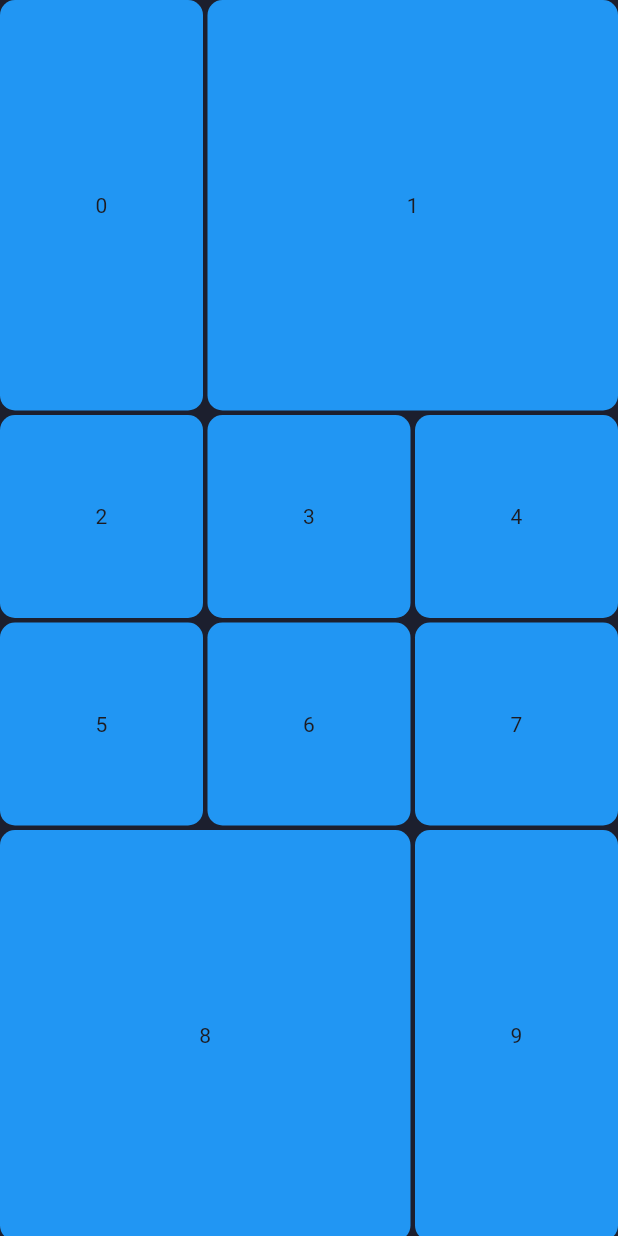
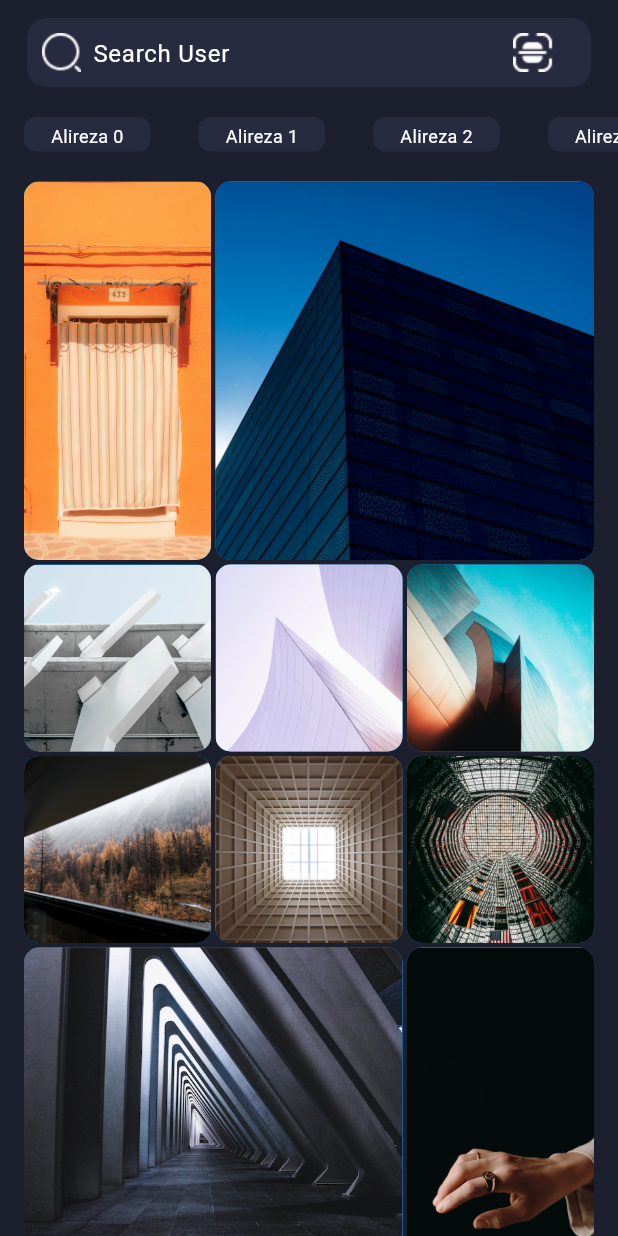
Before and after one commit to Alireza-Seif/Instagram-clone, a Flutter app: the screen it shows after launch, on a phone screen of 412 x 824 dp. Run offline on Flutter 3.47's test engine with Material 3 defaults, Android fonts, the phone set to English and light mode, and no system bars; our stand-ins replace dotted_border; Roboto replaces fonts that are missing (GM).

Commit message:
feat: the search screen is complete

```diff
--- a/lib/screens/search_screen.dart
+++ b/lib/screens/search_screen.dart
@@ -9,7 +9,33 @@ class SearchScreen extends StatelessWidget {
     return Scaffold(
       backgroundColor: const Color(0xff1C1F2E),
       body: SafeArea(
-        child: GridView.custom(
+          child: CustomScrollView(
+        slivers: [
+          SliverToBoxAdapter(child: _getSearchBox()),
+          SliverPadding(
+            padding: const EdgeInsets.symmetric(horizontal: 16),
+            sliver: SliverGrid(
+              delegate: SliverChildBuilderDelegate(
+                (context, index) {
+                  return Container(
+                    decoration: const BoxDecoration(
+                      color: Colors.blue,
+                      borderRadius: BorderRadius.all(
+                        Radius.circular(10),
+                      ),
+                    ),
+                    child: ClipRRect(
+                      borderRadius: const BorderRadius.all(
+                        Radius.circular(10),
+                      ),
+                      child: FittedBox(
+                          fit: BoxFit.cover,
+                          child: Image.asset('assets/images/item$index.png')),
+                    ),
+                  );
+                },
+                childCount: 10,
+              ),
               gridDelegate: SliverQuiltedGridDelegate(
                   crossAxisCount: 3,
                   mainAxisSpacing: 3,
@@ -22,25 +48,14 @@ class SearchScreen extends StatelessWidget {
                     const QuiltedGridTile(1, 1),
                     const QuiltedGridTile(1, 1),
                   ]),
-          childrenDelegate: SliverChildBuilderDelegate(
-            (context, index) {
-              return Container(
-                decoration: const BoxDecoration(
-                  color: Colors.blue,
-                  borderRadius: BorderRadius.all(
-                    Radius.circular(10),
-                  ),
-                ),child: Center(child: Text('$index')),
-              );
-            },
-            childCount: 10,
             ),
           ),
-      ),
+        ],
+      )),
     );
   }
 
-  Widget _getContent() {
+  Widget _getSearchBox() {
     return Column(
       children: [
         Container(
```
Lines whose indentation alone changed are shown as unchanged.
